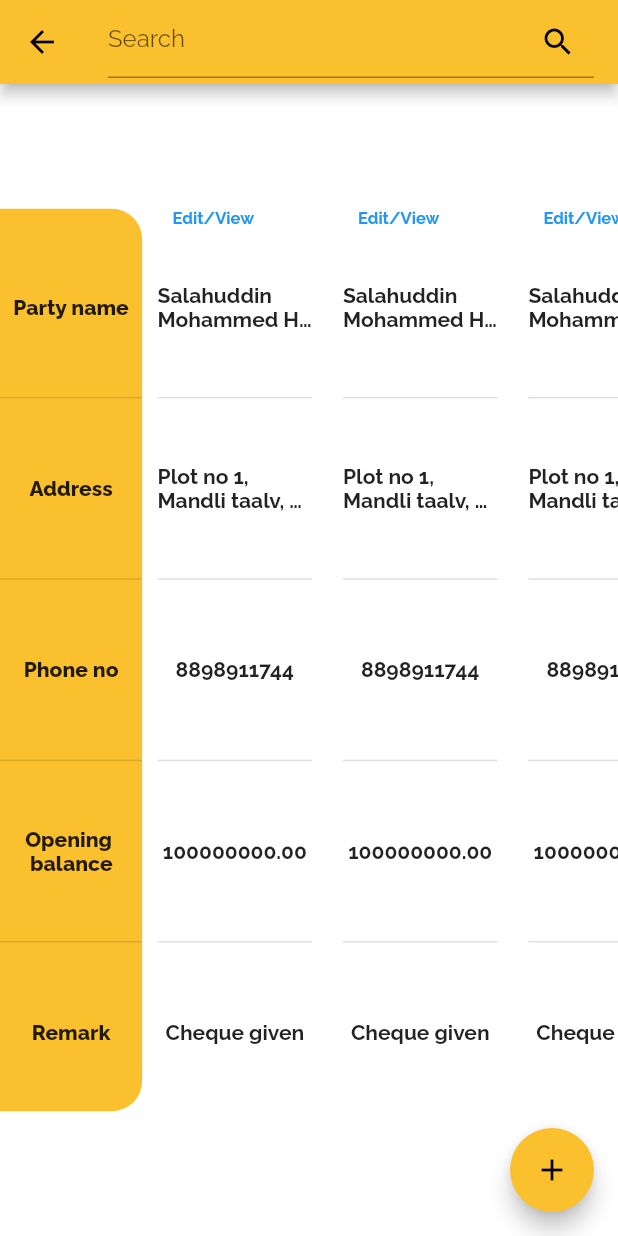
After one commit to salahuddin-1/Mandi-Market, a Flutter app: the MasterScreen screen opened directly, after a tap on "Bepari", on a phone screen of 412 x 824 dp. The commit adds this screen. Run offline on Flutter 3.47's test engine with Material 2 defaults, Android fonts, the phone set to English and light mode, and no system bars; our stand-ins replace cloud_firestore, firebase_auth, firebase_core, firebase_storage, flutter_styled_toast, google_fonts and 5 more; accounts and stored records are empty.

Commit message:
"Formatted title and subtitle"

```diff
--- a/lib/src/ui/home/initial_screen.dart
+++ b/lib/src/ui/home/initial_screen.dart
@@ -98,7 +98,7 @@ class _InitialScreenState extends State<InitialScreen> {
         icon: Icons.file_copy,
       ),
       _navBarItem(
-        "Admin",
+        "Administrator",
         icon: Icons.person,
       ),
       _navBarItem(
--- /dev/null
+++ b/lib/src/ui/master/bepari/add_bepari.dart
@@ -0,0 +1,10 @@
+import 'package:flutter/material.dart';
+
+class AddBepari extends StatelessWidget {
+  const AddBepari({Key? key}) : super(key: key);
+
+  @override
+  Widget build(BuildContext context) {
+    return Scaffold();
+  }
+}
--- /dev/null
+++ b/lib/src/ui/master/bepari/bepari_table.dart
@@ -0,0 +1,222 @@
+import 'package:flutter/material.dart';
+import 'package:google_fonts/google_fonts.dart';
+import 'package:mandimarket/src/resources/navigation.dart';
+import 'package:mandimarket/src/ui/master/bepari/add_bepari.dart';
+import 'package:mandimarket/src/ui/master/bepari/edit_bepari.dart';
+import 'package:sizer/sizer.dart';
+
+class BepariTable extends StatelessWidget {
+  @override
+  Widget build(BuildContext context) {
+    return Scaffold(
+      appBar: _appbar(),
+      floatingActionButton: _floatingActionButton(context),
+      body: Center(
+        child: Container(
+          margin: EdgeInsets.symmetric(vertical: 2.h),
+          child: Row(
+            children: [
+              Container(
+                decoration: _boxDecorationForTitle(),
+                height: 73.h,
+                width: 23.w,
+                child: Column(
+                  mainAxisAlignment: MainAxisAlignment.start,
+                  children: [
+                    _emptyText(),
+                    _titleWithFittedBox("Party name"),
+                    _divider(),
+                    _title("Address"),
+                    _divider(),
+                    _title("Phone no"),
+                    _divider(),
+                    _titleWithFittedBox("Opening \n balance"),
+                    _divider(),
+                    _title("Remark"),
+                  ],
+                ),
+              ),
+              Expanded(
+                child: Container(
+                  height: 73.h,
+                  child: ListView.builder(
+                    scrollDirection: Axis.horizontal,
+                    itemCount: 10,
+                    itemBuilder: (context, index) {
+                      return Container(
+                        margin: EdgeInsets.symmetric(horizontal: 2.5.w),
+                        width: 25.w,
+                        child: Column(
+                          crossAxisAlignment: CrossAxisAlignment.start,
+                          children: [
+                            _editViewButton(context),
+                            _subtitle(
+                              "Salahuddin Mohammed Hussain Shaikh Rabia",
+                            ),
+                            _divider(),
+                            _subtitle(
+                              "Plot no 1, Mandli taalv, opp atlake hotel, near rachna apt, thane 401101",
+                            ),
+                            _divider(),
+                            _subtitle("8898911744"),
+                            _divider(),
+                            _subtitleWithFittedBox(),
+                            _divider(),
+                            _subtitle("Cheque given"),
+                          ],
+                        ),
+                      );
+                    },
+                  ),
+                ),
+              ),
+            ],
+          ),
+        ),
+      ),
+    );
+  }
+
+  Expanded _subtitleWithFittedBox() {
+    return Expanded(
+      child: Center(
+        child: FittedBox(
+          child: Container(
+            alignment: Alignment.center,
+            child: Text(
+              "100000000.00",
+              overflow: TextOverflow.ellipsis,
+              maxLines: 2,
+              style: TextStyle(
+                fontWeight: FontWeight.bold,
+              ),
+            ),
+          ),
+        ),
+      ),
+    );
+  }
+
+  Text _emptyText() {
+    return Text(
+      "",
+      style: TextStyle(
+        fontSize: 11,
+      ),
+    );
+  }
+
+  BoxDecoration _boxDecorationForTitle() {
+    return BoxDecoration(
+      color: Colors.yellow[700],
+      borderRadius: BorderRadius.only(
+        topRight: Radius.circular(20),
+        bottomRight: Radius.circular(20),
+      ),
+    );
+  }
+
+  Expanded _titleWithFittedBox(String text) {
+    return Expanded(
+      child: Center(
+        child: FittedBox(
+          child: Text(
+            text,
+            style: GoogleFonts.raleway(
+              fontWeight: FontWeight.w800,
+            ),
+          ),
+        ),
+      ),
+    );
+  }
+
+  Expanded _subtitle(String text) {
+    return Expanded(
+      child: Center(
+        child: Container(
+          alignment: Alignment.center,
+          child: Text(
+            text,
+            overflow: TextOverflow.ellipsis,
+            maxLines: 2,
+            style: TextStyle(
+              fontWeight: FontWeight.bold,
+            ),
+          ),
+        ),
+      ),
+    );
+  }
+
+  GestureDetector _editViewButton(BuildContext context) {
+    return GestureDetector(
+      onTap: () {
+        Push(
+          context,
+          pushTo: EditBepari(),
+        );
+      },
+      child: FittedBox(
+        child: Container(
+          padding: EdgeInsets.only(left: 10),
+          width: 25.w,
+          // color: Colors.red,
+          child: Text(
+            "Edit/View",
+            style: TextStyle(
+              fontSize: 11,
+              color: Colors.blue,
+              fontWeight: FontWeight.bold,
+            ),
+          ),
+        ),
+      ),
+    );
+  }
+
+  Divider _divider() => Divider(thickness: 1);
+
+  Expanded _title(String text) {
+    return Expanded(
+      child: Center(
+        child: Text(
+          text,
+          style: GoogleFonts.raleway(
+            fontWeight: FontWeight.w800,
+          ),
+        ),
+      ),
+    );
+  }
+
+  FloatingActionButton _floatingActionButton(BuildContext context) {
+    return FloatingActionButton(
+      onPressed: () {
+        Push(
+          context,
+          pushTo: AddBepari(),
+        );
+      },
+      child: Icon(Icons.add),
+    );
+  }
+
+  AppBar _appbar() {
+    return AppBar(
+      title: TextField(
+        onTap: () {
+          print("Search");
+        },
+        readOnly: true,
+        decoration: InputDecoration(
+          hintText: "Search",
+          suffixIcon: Icon(
+            Icons.search,
+            color: Colors.black,
+          ),
+        ),
+      ),
+    );
+  }
+}
--- /dev/null
+++ b/lib/src/ui/master/bepari/edit_bepari.dart
@@ -0,0 +1,10 @@
+import 'package:flutter/material.dart';
+
+class EditBepari extends StatelessWidget {
+  const EditBepari({Key? key}) : super(key: key);
+
+  @override
+  Widget build(BuildContext context) {
+    return Scaffold();
+  }
+}
--- a/lib/src/ui/master/master.dart
+++ b/lib/src/ui/master/master.dart
@@ -1,5 +1,7 @@
 import 'package:flutter/material.dart';
 import 'package:google_fonts/google_fonts.dart';
+import 'package:mandimarket/src/resources/navigation.dart';
+import 'package:mandimarket/src/ui/master/bepari/bepari_table.dart';
 import 'package:sizer/sizer.dart';
 
 class MasterScreen extends StatelessWidget {
@@ -18,7 +20,12 @@ class MasterScreen extends StatelessWidget {
               padding: EdgeInsets.symmetric(vertical: 2.h),
               child: Row(
                 children: [
-                  _leftChild("Bepari"),
+                  _leftChild(
+                    "Bepari",
+                    onTap: () {
+                      onTapBepari(context);
+                    },
+                  ),
                   _rightChild("Customer"),
                 ],
               ),
@@ -59,8 +66,19 @@ class MasterScreen extends StatelessWidget {
     );
   }
 
-  Expanded _rightChild(String title) {
+  onTapBepari(BuildContext context) {
+    Push(
+      context,
+      pushTo: BepariTable(),
+    );
+  }
+
+  Expanded _rightChild(String title, {Function? onTap}) {
     return Expanded(
+      child: GestureDetector(
+        onTap: () {
+          onTap!();
+        },
         child: Container(
           margin: EdgeInsets.only(left: 1.5.w, right: 3.w),
           height: 14.h,
@@ -81,11 +99,16 @@ class MasterScreen extends StatelessWidget {
             textScaleFactor: 0.81.sp,
           ),
         ),
+      ),
     );
   }
 
-  Expanded _leftChild(String title) {
+  Expanded _leftChild(String title, {Function? onTap}) {
     return Expanded(
+      child: GestureDetector(
+        onTap: () {
+          onTap!();
+        },
         child: Container(
           margin: EdgeInsets.only(left: 3.w, right: 1.5.w),
           height: 14.h,
@@ -106,6 +129,7 @@ class MasterScreen extends StatelessWidget {
             textScaleFactor: 0.81.sp,
           ),
         ),
+      ),
     );
   }
 
```
Lines whose indentation alone changed are shown as unchanged.
